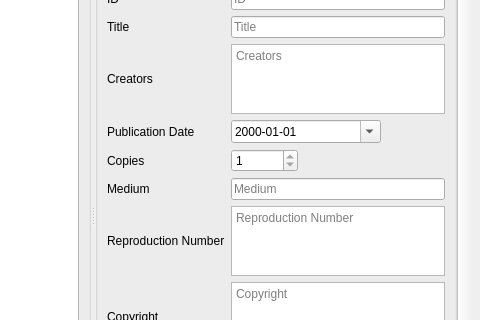
Old version of the form UI/biblioteq_photographinfo.ui in the repository textbrowser/biblioteq; both pictures show x 520 to 1000 and y 256 to 576 of the 1000 by 800 pixel window.
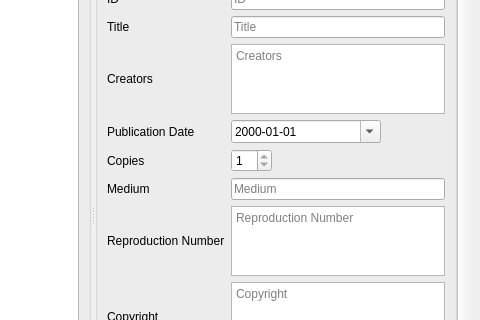
New version of the form. Icons and pictures are not drawn. Custom widgets are drawn as their Qt base class.

Patch:
```diff
--- a/UI/biblioteq_photographinfo.ui
+++ b/UI/biblioteq_photographinfo.ui
@@ -565,9 +565,6 @@
                   <property name="minimum">
                    <number>1</number>
                   </property>
-                  <property name="maximum">
-                   <number>999999999</number>
-                  </property>
                  </widget>
                 </item>
                 <item>
```
